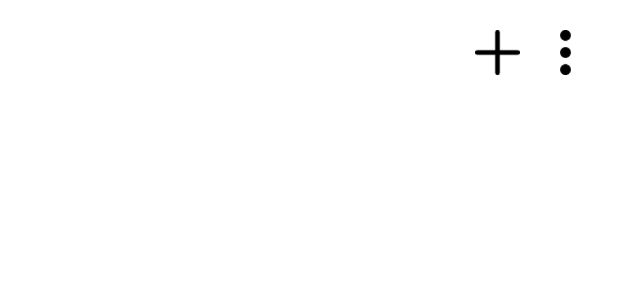
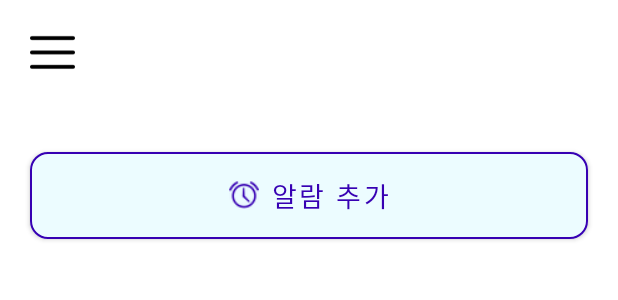
Before and after one commit to LeeMyeongbo/AndroidApps, an Android app: the layout activity_main.xml on its own in the app's theme, with its tools: preview values and no code run, on a phone screen of 412 x 824 dp. Shown: the top 300 px of the screen. Run offline under Robolectric (Android 15) with nearby library versions, the phone set to English and light mode, and no system bars.

Commit message:
change shape of add Button & setting Button

```diff
--- a/NewsAlarm/app/src/main/java/com/alarm/newsalarm/MainActivity.java
+++ b/NewsAlarm/app/src/main/java/com/alarm/newsalarm/MainActivity.java
@@ -11,7 +11,6 @@ import android.provider.Settings;
 import android.util.Pair;
 import android.view.View;
 import android.widget.Button;
-import android.widget.ImageView;
 import android.widget.TextView;
 import android.widget.TimePicker;
 
@@ -19,6 +18,8 @@ import androidx.appcompat.app.AppCompatActivity;
 import androidx.fragment.app.DialogFragment;
 import androidx.recyclerview.widget.LinearLayoutManager;
 import androidx.recyclerview.widget.RecyclerView;
+
+import com.google.android.material.button.MaterialButton;
 
 import java.util.ArrayList;
 import java.util.Calendar;
@@ -38,7 +39,7 @@ public class MainActivity extends AppCompatActivity implements TimePickerDialog.
             startActivity(intent);
         }
         TextView mTextView =  findViewById(R.id.tvNoAlarm);
-        ImageView button = findViewById(R.id.btnAdd);
+        MaterialButton button = findViewById(R.id.btnAdd);
         button.setOnClickListener(v -> {
             DialogFragment timePicker = new TimePickerFragment();
             timePicker.show(getSupportFragmentManager(), "time picker");
--- a/NewsAlarm/app/src/main/java/com/alarm/newsalarm/NotificationHelper.java
+++ b/NewsAlarm/app/src/main/java/com/alarm/newsalarm/NotificationHelper.java
@@ -5,8 +5,6 @@ import android.app.NotificationChannel;
 import android.app.NotificationManager;
 import android.content.Context;
 import android.content.ContextWrapper;
-
-import androidx.core.app.NotificationCompat;
 
 public class NotificationHelper extends ContextWrapper {
 
@@ -51,23 +49,4 @@ public class NotificationHelper extends ContextWrapper {
 
         return mManager;
     }
-
-    public NotificationCompat.Builder getChannel1Notification(String title, String message) {
-        return new NotificationCompat.Builder(getApplicationContext(), channel1ID)
-                .setContentTitle(title)
-                .setContentText(message)
-                .setSmallIcon(R.drawable.ic_one);
-    }
-
-    public NotificationCompat.Builder getChannel2Notification(String title, String message) {
-        return new NotificationCompat.Builder(getApplicationContext(), channel2ID)
-                .setContentTitle(title)
-                .setContentText(message)
-                .setSmallIcon(R.drawable.ic_one);
-    }
-
-    public NotificationCompat.Builder getChannelNotification() {
-        return new NotificationCompat.Builder(getApplicationContext(), channel1ID)
-                .setSmallIcon(R.drawable.ic_one);
-    }
 }
--- /dev/null
+++ b/NewsAlarm/app/src/main/res/drawable/round_btn_effect.xml
@@ -0,0 +1,9 @@
+<?xml version="1.0" encoding="utf-8"?>
+<ripple xmlns:android="http://schemas.android.com/apk/res/android"
+    android:color="#C7CFFF">
+    <item android:id="@android:id/background">
+        <shape android:shape="oval">
+            <solid android:color="@color/white" />
+        </shape>
+    </item>
+</ripple>
--- a/NewsAlarm/app/src/main/res/layout/activity_main.xml
+++ b/NewsAlarm/app/src/main/res/layout/activity_main.xml
@@ -5,8 +5,18 @@
     android:layout_width="match_parent"
     android:layout_height="match_parent"
     android:background="@color/white"
-    android:padding="20dp"
+    android:padding="10dp"
     tools:context=".MainActivity">
+
+    <ImageButton
+        android:id="@+id/btnMenu"
+        android:layout_width="50dp"
+        android:layout_height="50dp"
+        android:contentDescription="@string/imgBtnExp"
+        android:padding="10dp"
+        android:scaleType="fitCenter"
+        android:src="@drawable/menu"
+        android:background="@drawable/round_btn_effect" />
 
     <TextView
         android:id="@+id/tvNoAlarm"
@@ -17,30 +27,34 @@
         android:textSize="30sp"
         android:visibility="gone" />
 
-    <ImageView
+    <com.google.android.material.button.MaterialButton
         android:id="@+id/btnAdd"
-        android:layout_width="30dp"
-        android:layout_height="30dp"
-        android:layout_toStartOf="@id/btnSetting"
-        android:layout_marginEnd="15dp"
-        app:srcCompat="@drawable/add"
-        tools:ignore="ContentDescription" />
-
-    <ImageView
-        android:id="@+id/btnSetting"
-        android:layout_width="30dp"
-        android:layout_height="30dp"
-        android:layout_alignParentEnd="true"
-        app:srcCompat="@drawable/setting"
-        tools:ignore="ContentDescription" />
+        android:layout_width="match_parent"
+        android:layout_height="wrap_content"
+        android:layout_below="@id/btnMenu"
+        android:paddingVertical="15dp"
+        android:layout_marginVertical="35dp"
+        android:layout_marginHorizontal="10dp"
+        android:backgroundTint="#ECFCFF"
+        android:text="@string/txt_add"
+        android:textColor="@color/purple_700"
+        android:textSize="18sp"
+        app:icon="@android:drawable/ic_lock_idle_alarm"
+        app:iconTint="@color/purple_700"
+        app:iconSize="20dp"
+        app:iconGravity="textStart"
+        app:strokeColor="@color/purple_700"
+        app:strokeWidth="1dp"
+        app:cornerRadius="12dp"
+        app:rippleColor="#97A3FF"/>
 
     <androidx.recyclerview.widget.RecyclerView
         android:id="@+id/AlarmList"
         android:layout_width="match_parent"
         android:layout_height="wrap_content"
         android:layout_below="@id/btnAdd"
-        android:layout_centerHorizontal="true"
-        android:layout_marginTop="25dp"/>
+        android:layout_marginHorizontal="10dp"
+        android:layout_centerHorizontal="true" />
 
     <Button
         android:id="@+id/btnDelete"
--- a/NewsAlarm/app/src/main/res/values/strings.xml
+++ b/NewsAlarm/app/src/main/res/values/strings.xml
@@ -2,4 +2,6 @@
     <string name="app_name">NewsAlarm</string>
     <string name="txt_no_alarm">알람이 없습니다</string>
     <string name="txt_delete">삭제</string>
+    <string name="txt_add">알람 추가</string>
+    <string name="imgBtnExp">drawer appears when clicked</string>
 </resources>
```
Also changed, not shown: NewsAlarm/app/src/main/res/drawable-v24/add.png (deleted), NewsAlarm/app/src/main/res/drawable-v24/ic_one.png (deleted), NewsAlarm/app/src/main/res/drawable-v24/setting.png (deleted), NewsAlarm/app/src/main/res/drawable/menu.png (added).
